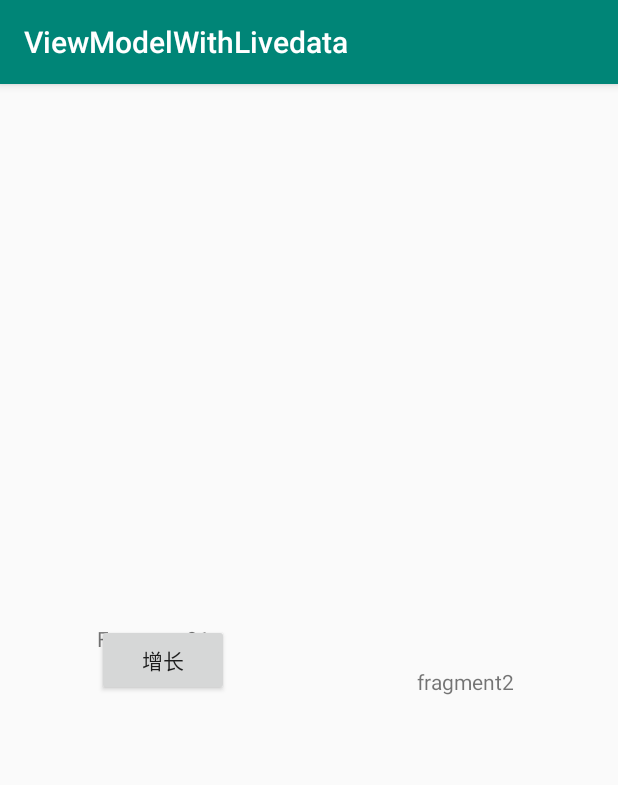
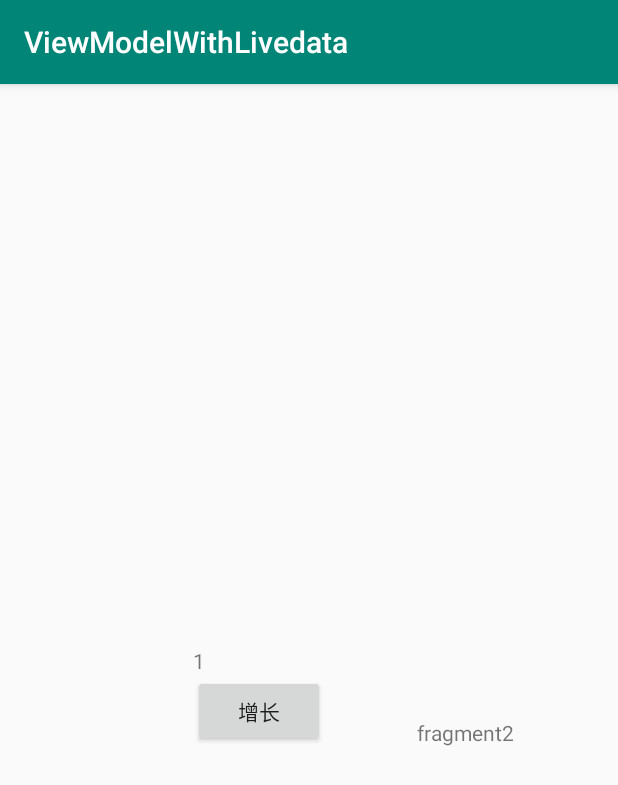
Before and after one commit to dongzhixuanyuan/JetPackDemo, an Android app: the screen it shows after launch (MainActivity), after a tap on "增长", on a phone screen of 412 x 824 dp. Shown: the top 785 px of the screen. Run offline under Robolectric (Android 15) with nearby library versions, the phone set to English and light mode, and no system bars; 1 statement that could not run was skipped.

Commit message:
例子代码

```diff
--- a/ViewmodelWithLivedata/src/main/java/com/ld/viewmodelwithlivedata/BlankFragment01.kt
+++ b/ViewmodelWithLivedata/src/main/java/com/ld/viewmodelwithlivedata/BlankFragment01.kt
@@ -1,5 +1,6 @@
 package com.ld.viewmodelwithlivedata
 
+import android.arch.lifecycle.Observer
 import android.arch.lifecycle.ViewModelProviders
 import android.content.Context
 import android.os.Bundle
@@ -20,6 +21,12 @@ class BlankFragment01 : Fragment() {
     override fun onAttach(context: Context?) {
         super.onAttach(context)
         viewModel = ViewModelProviders.of(activity as FragmentActivity).get(BlankViewModel::class.java)
+        viewModel.number.observe(activity as FragmentActivity,object :Observer<Int>{
+            override fun onChanged(t: Int?) {
+                number_tv_01.setText(viewModel.number.value?.toString())
+            }
+        })
+
 
     }
     override fun onViewCreated(view: View, savedInstanceState: Bundle?) {
@@ -53,7 +60,6 @@ class BlankFragment01 : Fragment() {
 
     override fun onResume() {
         super.onResume()
-        number_tv_01.setText(viewModel.score.value?.toString())
     }
 
 }
--- a/ViewmodelWithLivedata/src/main/res/layout/blank_fragment.xml
+++ b/ViewmodelWithLivedata/src/main/res/layout/blank_fragment.xml
@@ -1,19 +1,25 @@
 <?xml version="1.0" encoding="utf-8"?>
-<android.support.constraint.ConstraintLayout
-        xmlns:android="http://schemas.android.com/apk/res/android"
+<android.support.constraint.ConstraintLayout xmlns:android="http://schemas.android.com/apk/res/android"
     xmlns:app="http://schemas.android.com/apk/res-auto"
     android:layout_width="match_parent"
     android:layout_height="match_parent">
 
 
-    <TextView android:id="@+id/number_tv_01"
+    <TextView
+        android:id="@+id/number_tv_01"
+        android:layout_width="wrap_content"
+        android:layout_height="wrap_content"
         android:text="Fragment01"
-              android:layout_width="wrap_content"
-              android:layout_height="wrap_content"/>
+        app:layout_constraintBottom_toBottomOf="parent"
+        app:layout_constraintLeft_toLeftOf="parent"
+        app:layout_constraintRight_toRightOf="parent"
+        app:layout_constraintTop_toTopOf="parent" />
+
     <Button
-            app:layout_constraintTop_toBottomOf="@id/number_tv"
-            android:text="增长"
         android:id="@+id/increase"
         android:layout_width="wrap_content"
-            android:layout_height="wrap_content"/>
+        android:layout_height="wrap_content"
+        android:text="增长"
+        app:layout_constraintLeft_toLeftOf="@id/number_tv_01"
+        app:layout_constraintTop_toBottomOf="@id/number_tv_01" />
 </android.support.constraint.ConstraintLayout>
--- a/roompaging/src/main/java/com/ld/roompaging/db/Student.kt
+++ b/roompaging/src/main/java/com/ld/roompaging/db/Student.kt
@@ -1,9 +1,6 @@
 package com.ld.roompaging.db
 
-import android.arch.persistence.room.ColumnInfo
-import android.arch.persistence.room.Entity
-import android.arch.persistence.room.Index
-import android.arch.persistence.room.PrimaryKey
+import android.arch.persistence.room.*
 import com.google.gson.annotations.SerializedName
 
 @Entity(tableName = "student",indices =[Index(value = ["address"],unique = false)] )
@@ -16,5 +13,10 @@ data class Student(
     val number: Int,
     @SerializedName("address")
     val address: String
-) {
-}
+)
+
+@Entity()
+data class Person(@PrimaryKey var name: String, var pets:List<Pet>)
+
+@Entity(foreignKeys = arrayOf(ForeignKey(entity = Person::class, parentColumns = arrayOf("name"), childColumns = arrayOf("ownerId"))))
+data class Pet(@PrimaryKey var size:Int,var ownerId:String)
```
Lines whose indentation alone changed are shown as unchanged.
